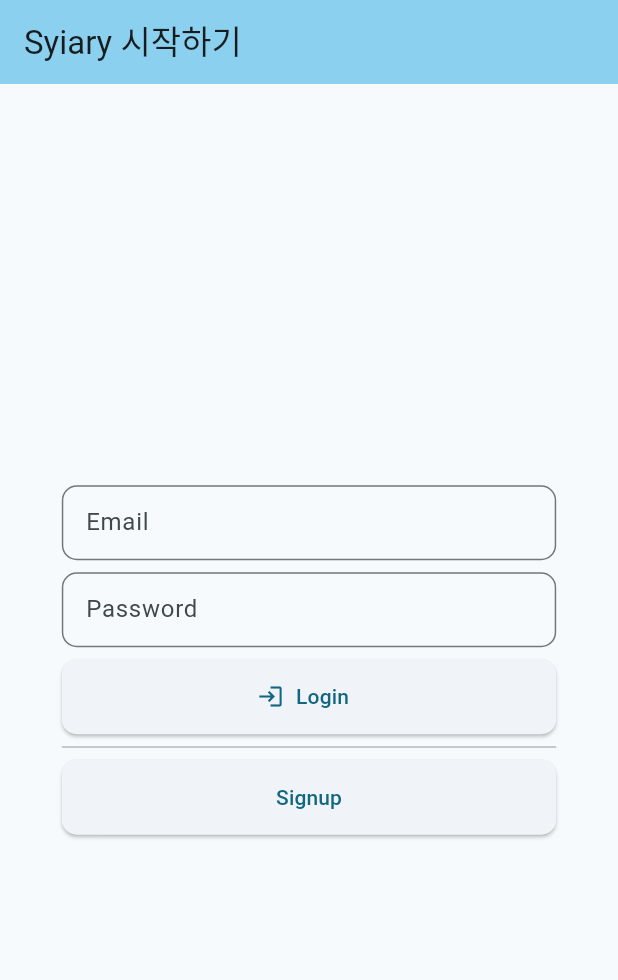
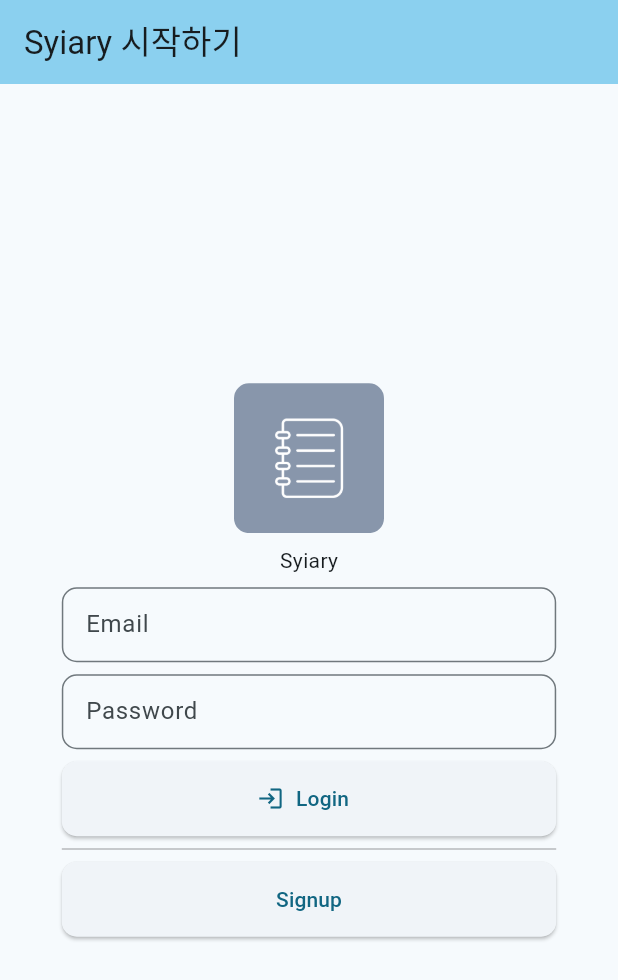
Before and after one commit to Potato-Y/syiary_client, a Flutter app: the screen it shows after launch, on a phone screen of 412 x 824 dp. Shown: the top 980 px of the screen. Run offline on Flutter 3.47's test engine with Material 2 defaults, Android fonts, the light colour scheme and no system bars; our stand-ins replace hive_flutter; accounts and stored records are empty.

Commit message:
로그인 스크린에 아이콘 추가

```diff
--- a/lib/screens/login_screen.dart
+++ b/lib/screens/login_screen.dart
@@ -1,4 +1,5 @@
 import 'package:flutter/material.dart';
+import 'package:syiary_client/widgets/logo_widget.dart';
 
 class LoginScreen extends StatelessWidget {
   LoginScreen({super.key});
@@ -13,13 +14,30 @@ class LoginScreen extends StatelessWidget {
 
     return Scaffold(
       appBar: AppBar(
-        backgroundColor: Theme.of(context).colorScheme.inversePrimary,
+        backgroundColor: Theme.of(context)
+            .colorScheme
+            .inversePrimary, // TODO 추후 추가할 앱 색상에 맞춰 변경
         title: const Text('Syiary 시작하기'),
       ),
       body: Center(
         child: Column(
           mainAxisAlignment: MainAxisAlignment.center,
           children: [
+            SizedBox(
+              width: 100,
+              height: 100,
+              child: ClipRRect(
+                borderRadius: BorderRadius.circular(10),
+                child: logo(),
+              ),
+            ),
+            const SizedBox(
+              height: 8,
+            ),
+            const Text('Syiary'),
+            const SizedBox(
+              height: 8,
+            ),
             SizedBox(
               // Email text Field
               width: itemWidth,
--- /dev/null
+++ b/lib/widgets/logo_widget.dart
@@ -0,0 +1,5 @@
+import 'package:flutter/material.dart';
+
+Widget logo() {
+  return Image.asset('assets/images/app_icon.png');
+}
--- a/pubspec.yaml
+++ b/pubspec.yaml
@@ -31,7 +31,6 @@ dependencies:
   flutter:
     sdk: flutter
 
-
   # The following adds the Cupertino Icons font to your application.
   # Use with the CupertinoIcons class for iOS style icons.
   cupertino_icons: ^1.0.2
@@ -55,20 +54,19 @@ dev_dependencies:
   build_runner: ^2.4.6
   flutter_launcher_icons: ^0.13.1
 
-
 # For information on the generic Dart part of this file, see the
 # following page: https://dart.dev/tools/pub/pubspec
 
 # The following section is specific to Flutter packages.
 flutter:
-
   # The following line ensures that the Material Icons font is
   # included with your application, so that you can use the icons in
   # the material Icons class.
   uses-material-design: true
 
   # To add assets to your application, add an assets section, like this:
-  # assets:
+  assets:
+    - assets/images/app_icon.png
   #   - images/a_dot_burr.jpeg
   #   - images/a_dot_ham.jpeg
 
```
